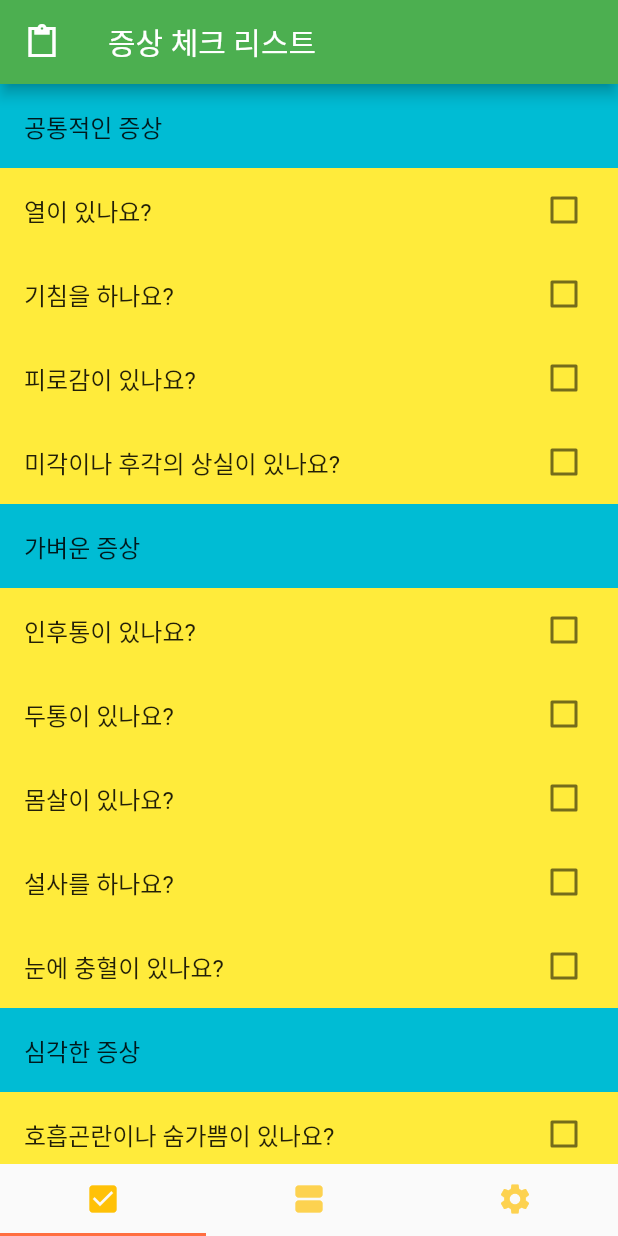
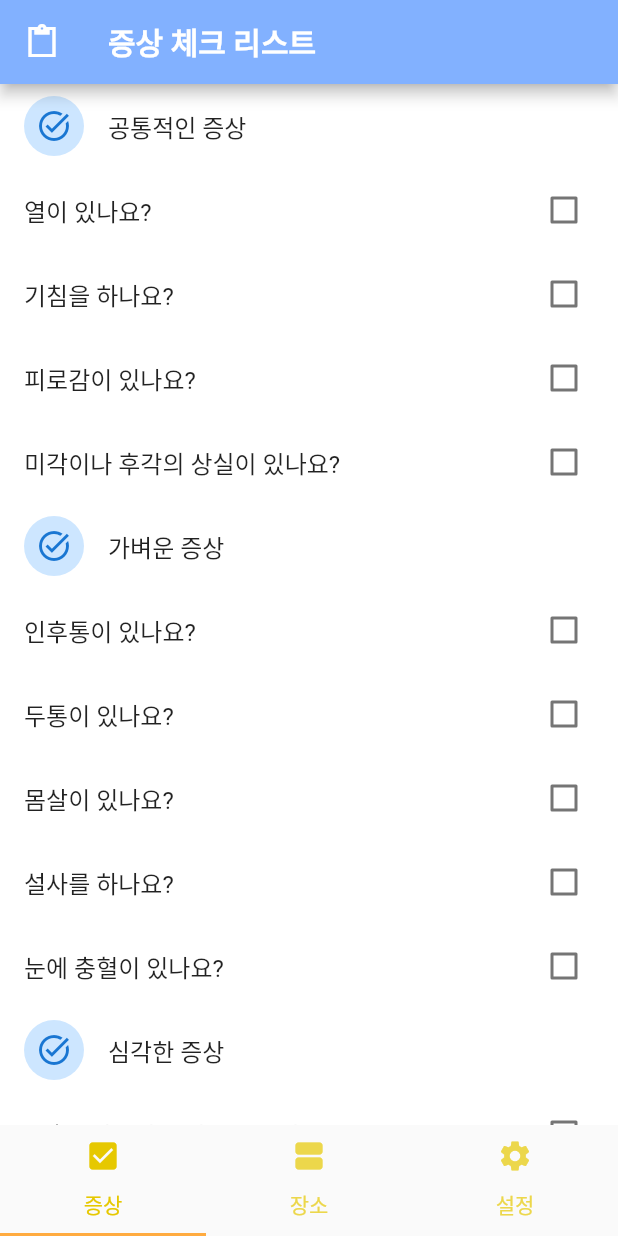
Before and after one commit to tru-MS/reborn_with_corona, a Flutter app: the MainPage screen opened by its route, on a phone screen of 412 x 824 dp. Run offline on Flutter 3.47's test engine with Material 2 defaults, Android fonts, the phone set to English and light mode, and no system bars; our stand-ins replace firebase_database, get, shared_preferences; accounts and stored records are empty.

Commit message:
민성 수정사항

```diff
--- a/lib/2_main_see/a_main_page.dart
+++ b/lib/2_main_see/a_main_page.dart
@@ -118,16 +118,19 @@ class _MainPage extends State<MainPage> with SingleTickerProviderStateMixin {
           tabs: const <Tab>[
             Tab(
               icon: Icon(Icons.check_box),
+              text: "증상",
             ),
             Tab(
               icon: Icon(Icons.view_agenda),
+              text: "장소",
             ),
             Tab(
               icon: Icon(Icons.settings),
+              text: "설정",
             )
           ],
-          labelColor: Colors.amber,
-          indicatorColor: Colors.deepOrangeAccent,
+          labelColor: const Color(0xffE6C800),
+          indicatorColor: Colors.orangeAccent,
           controller: controller,
         ));
   }
--- a/lib/2_main_see/b_checklist_page.dart
+++ b/lib/2_main_see/b_checklist_page.dart
@@ -61,7 +61,8 @@ class _CheckListPage extends State<CheckListPage> {
     return Scaffold(
       appBar: AppBar(
         title: const Text('증상 체크 리스트'),
-        backgroundColor: Colors.green,
+        titleTextStyle: const TextStyle( fontSize: 20, fontWeight: FontWeight.bold,),
+        backgroundColor: const Color(0xff82B1FF),
         leading: const Icon(Icons.content_paste_sharp),
       ),
       body: SingleChildScrollView(
@@ -69,13 +70,19 @@ class _CheckListPage extends State<CheckListPage> {
           child: Column(
             children: <Widget>[
               const ListTile(
+                leading: CircleAvatar(
+                  child: Icon(Icons.task_alt),
+                  backgroundColor: Color(0xFFCDE6FF),
+                ),
                 title: Text('공통적인 증상'),
-                tileColor: Colors.cyan,
+
+
+                tileColor: Colors.white,
               ),
               CheckboxListTile(
                 title: const Text('열이 있나요?'),
                 value: healthController.checkList[0],
-                tileColor: Colors.yellow,
+                tileColor: Colors.white,
                 onChanged: (bool? value) {
                   if(value!){
                     healthController.totalHealthValue.value += 15;
@@ -91,7 +98,7 @@ class _CheckListPage extends State<CheckListPage> {
               CheckboxListTile(
                 title: const Text('기침을 하나요?'),
                 value: healthController.checkList[1],
-                tileColor: Colors.yellow,
+                tileColor: Colors.white,
                 onChanged: (bool? value) {
                   if(value!){
                     healthController.totalHealthValue.value += 15;
@@ -107,7 +114,7 @@ class _CheckListPage extends State<CheckListPage> {
               CheckboxListTile(
                 title: const Text('피로감이 있나요?'),
                 value: healthController.checkList[2],
-                tileColor: Colors.yellow,
+                tileColor: Colors.white,
                 onChanged: (bool? value) {
                   if(value!){
                     healthController.totalHealthValue.value += 12;
@@ -123,7 +130,7 @@ class _CheckListPage extends State<CheckListPage> {
               CheckboxListTile(
                 title: const Text('미각이나 후각의 상실이 있나요?'),
                 value: healthController.checkList[3],
-                tileColor: Colors.yellow,
+                tileColor: Colors.white,
                 onChanged: (bool? value) {
                   if(value!){
                     healthController.totalHealthValue.value += 2;
@@ -137,13 +144,17 @@ class _CheckListPage extends State<CheckListPage> {
                 },
               ),
               const ListTile(
+                leading: CircleAvatar(
+                  child: Icon(Icons.task_alt),
+                  backgroundColor: Color(0xFFCDE6FF),
+                ),
                 title: Text('가벼운 증상'),
-                tileColor: Colors.cyan,
+                tileColor: Colors.white,
               ),
               CheckboxListTile(
                 title: const Text('인후통이 있나요?'),
                 value: healthController.checkList[4],
-                tileColor: Colors.yellow,
+                tileColor: Colors.white,
                 onChanged: (bool? value) {
                   if(value!){
                     healthController.totalHealthValue.value += 4;
@@ -159,7 +170,7 @@ class _CheckListPage extends State<CheckListPage> {
               CheckboxListTile(
                 title: const Text('두통이 있나요?'),
                 value: healthController.checkList[5],
-                tileColor: Colors.yellow,
+                tileColor: Colors.white,
                 onChanged: (bool? value) {
                   if(value!){
                     healthController.totalHealthValue.value += 4;
@@ -175,7 +186,7 @@ class _CheckListPage extends State<CheckListPage> {
               CheckboxListTile(
                 title: const Text('몸살이 있나요?'),
                 value: healthController.checkList[6],
-                tileColor: Colors.yellow,
+                tileColor: Colors.white,
                 onChanged: (bool? value) {
                   if(value!){
                     healthController.totalHealthValue.value += 14;
@@ -191,7 +202,7 @@ class _CheckListPage extends State<CheckListPage> {
               CheckboxListTile(
                 title: const Text('설사를 하나요?'),
                 value: healthController.checkList[7],
-                tileColor: Colors.yellow,
+                tileColor: Colors.white,
                 onChanged: (bool? value) {
                   if(value!){
                     healthController.totalHealthValue.value += 8;
@@ -207,7 +218,7 @@ class _CheckListPage extends State<CheckListPage> {
               CheckboxListTile(
                 title: const Text('눈에 충혈이 있나요?'),
                 value: healthController.checkList[8],
-                tileColor: Colors.yellow,
+                tileColor: Colors.white,
                 onChanged: (bool? value) {
                   if(value!){
                     healthController.totalHealthValue.value += 2;
@@ -221,13 +232,17 @@ class _CheckListPage extends State<CheckListPage> {
                 },
               ),
               const ListTile(
+                leading: CircleAvatar(
+                  child: Icon(Icons.task_alt),
+                  backgroundColor: Color(0xFFCDE6FF),
+                ),
                 title: Text('심각한 증상'),
-                tileColor: Colors.cyan,
+                tileColor: Colors.white,
               ),
               CheckboxListTile(
                 title: const Text('호흡곤란이나 숨가쁨이 있나요?'),
                 value: healthController.checkList[9],
-                tileColor: Colors.yellow,
+                tileColor: Colors.white,
                 onChanged: (bool? value) {
                   if(value!){
                     healthController.totalHealthValue.value += 14;
@@ -243,7 +258,7 @@ class _CheckListPage extends State<CheckListPage> {
               CheckboxListTile(
                 title: const Text('언어장애가 있나요?'),
                 value: healthController.checkList[10],
-                tileColor: Colors.yellow,
+                tileColor: Colors.white,
                 onChanged: (bool? value) {
                   if(value!){
                     healthController.totalHealthValue.value += 2;
@@ -259,7 +274,7 @@ class _CheckListPage extends State<CheckListPage> {
               CheckboxListTile(
                 title: const Text('가슴 통증이 있나요?'),
                 value: healthController.checkList[11],
-                tileColor: Colors.yellow,
+                tileColor: Colors.white,
                 onChanged: (bool? value) {
                   if(value!){
                     healthController.totalHealthValue.value += 8;
@@ -278,7 +293,12 @@ class _CheckListPage extends State<CheckListPage> {
                   ElevatedButton.icon(
                     onPressed: () {
                       healthController.isSubmitted.value = true;
+                      makeDialog('제출되었습니다.');
                     },
+                    style: ElevatedButton.styleFrom(
+                      primary: const Color(0xE13F99FF),
+                      shape: const StadiumBorder(), // 가장자리가 동그란 보더
+                    ),
                     icon: const Icon(Icons.add, size: 13),
                     label: const Text('제출'),
                   ),
@@ -287,6 +307,10 @@ class _CheckListPage extends State<CheckListPage> {
                     onPressed: () {
                       Navigator.of(context).pushNamed('/manual');
                     },
+                    style: ElevatedButton.styleFrom(
+                      primary: const Color(0xE13F99FF),
+                      shape: const StadiumBorder(), // 가장자리가 동그란 보더
+                    ),
                     icon: const Icon(Icons.flag, size: 13),
                     label: const Text('사용법'),
                   ),
@@ -299,4 +323,13 @@ class _CheckListPage extends State<CheckListPage> {
       ),
     );
   }
+  void makeDialog(String text) {
+    showDialog(
+        context: context,
+        builder: (context) {
+          return AlertDialog(
+            content: Text(text),
+          );
+        });
+  }
 }
--- a/lib/3_setting_see/b_manual_page.dart
+++ b/lib/3_setting_see/b_manual_page.dart
@@ -22,7 +22,7 @@ class _ManualPage extends State<ManualPage> {
   Widget build(BuildContext context) {
     return Scaffold(
       appBar: AppBar(
-        title: const Text('만든 이'),
+        title: const Text('사용법'),
         backgroundColor: Colors.amber,
         leading: IconButton(
           icon: const Icon(Icons.arrow_back, color: Colors.black),
```
Also changed, not shown: lib/1_login_see/a_login_page.dart (+6 -5 lines), lib/2_main_see/c_statics_page.dart (+9 -8 lines).
